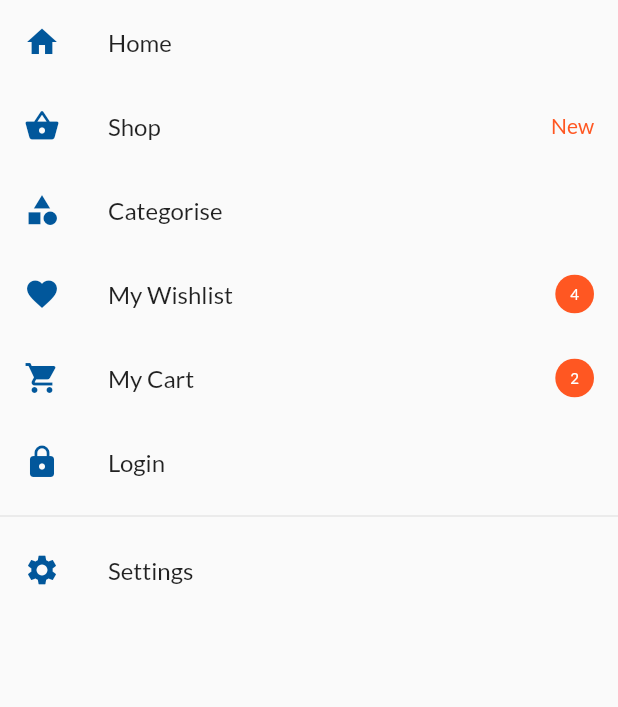
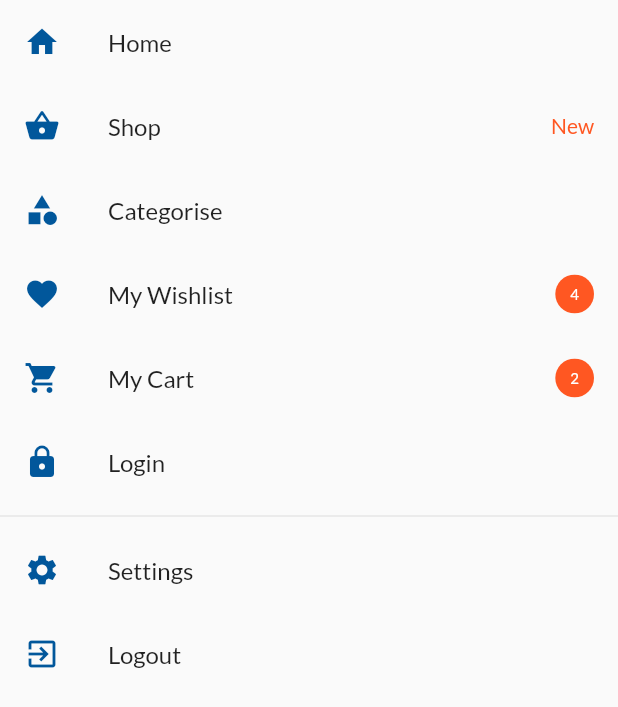
Before and after one commit to Furqankhanzada/flutter_eCommerce_ui_kit, a Flutter app: the AppDrawer widget shown alone on an empty page, opened directly, on a phone screen of 412 x 824 dp. Shown: the top 707 px of the screen. Run offline on Flutter 3.47's test engine with Material 2 defaults, Android fonts, the phone set to English and light mode, and no system bars; our stand-ins replace cached_network_image, carousel_slider, flutter_secure_storage, smooth_star_rating; accounts and stored records are empty; network calls fail.

Commit message:
implemented signup api, password matching valdation and logout.

```diff
--- a/lib/blocks/auth_block.dart
+++ b/lib/blocks/auth_block.dart
@@ -1,8 +1,10 @@
 import 'package:flutter/material.dart';
 import 'package:flutter_scaffold/models/user.dart';
 import 'package:flutter_scaffold/services/auth_service.dart';
+import 'package:flutter_secure_storage/flutter_secure_storage.dart';
 
 class AuthBlock extends ChangeNotifier {
+  final storage = FlutterSecureStorage();
   AuthBlock() {
     setUser();
   }
@@ -44,4 +46,12 @@ class AuthBlock extends ChangeNotifier {
     await _authService.login(userCredential);
     setUser();
   }
+  register(User user) async {
+    await _authService.register(user);
+  }
+  logout() async{
+    await storage.delete(key: 'user');
+    isLoggedIn = false;
+    notifyListeners();
+  }
 }
--- a/lib/config.dart
+++ b/lib/config.dart
@@ -1 +1 @@
-const String BASE_URL = 'http://localhost:9211/wp-json';
+const String BASE_URL = 'http://192.168.100.20/tradebakerz0.1/wp-json';
--- a/lib/home/drawer.dart
+++ b/lib/home/drawer.dart
@@ -2,6 +2,7 @@ import 'package:flutter/material.dart';
 import 'package:flutter_scaffold/blocks/auth_block.dart';
 import 'package:flutter_secure_storage/flutter_secure_storage.dart';
 import 'package:provider/provider.dart';
+import 'package:flutter_scaffold/blocks/auth_block.dart';
 
 class AppDrawer extends StatefulWidget {
   @override
@@ -9,6 +10,7 @@ class AppDrawer extends StatefulWidget {
 }
 
 class _AppDrawerState extends State<AppDrawer> {
+  final storage = FlutterSecureStorage();
   @override
   Widget build(BuildContext context) {
     AuthBlock auth = Provider.of<AuthBlock>(context);
@@ -131,6 +133,14 @@ class _AppDrawerState extends State<AppDrawer> {
                   Navigator.pop(context);
                   Navigator.pushNamed(context, '/auth');
                 },
+              ),
+              ListTile(
+                leading: Icon(Icons.exit_to_app,
+                    color: Theme.of(context).accentColor),
+                title: Text('Logout'),
+                onTap: () async {
+                  await auth.logout();
+                },
               )
             ],
           ),
```
Also changed, not shown: lib/auth/signup.dart (+21 -6 lines), lib/services/auth_service.dart (+19 -0 lines), pubspec.lock, pubspec.yaml (line endings or trailing spaces).
